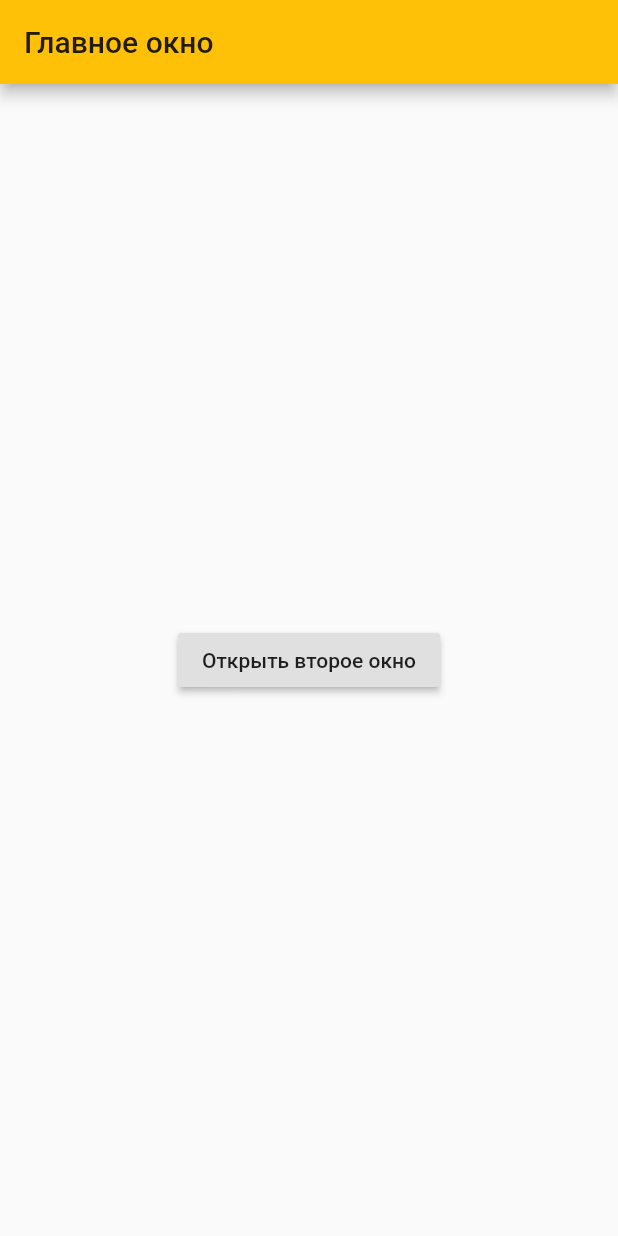
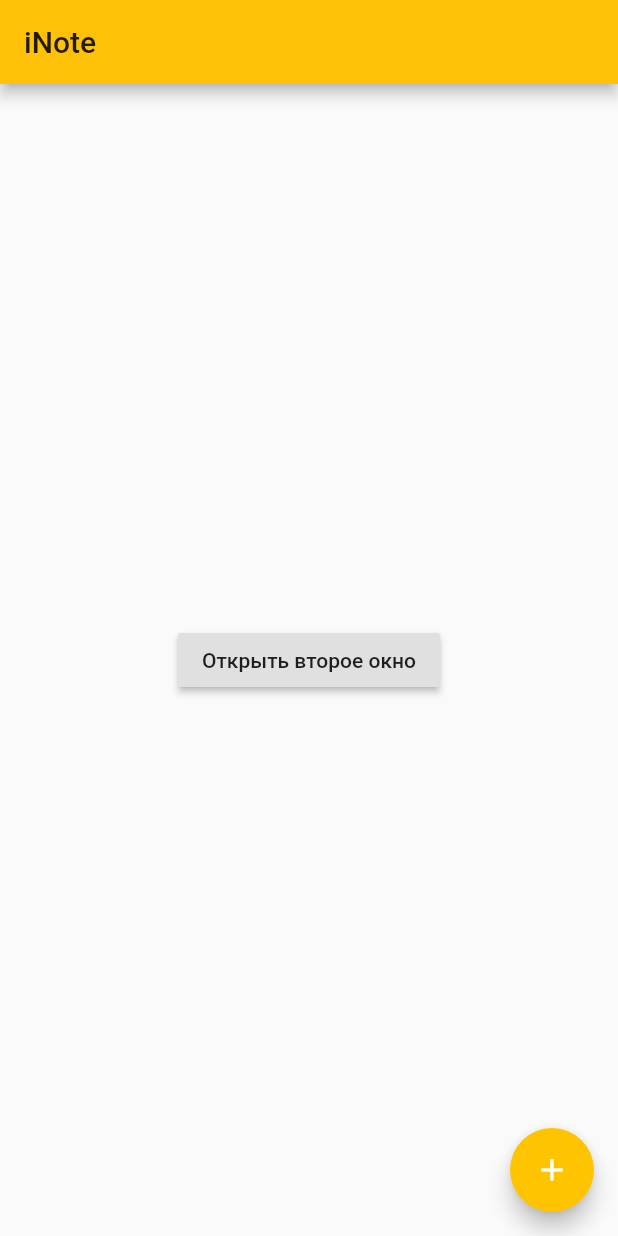
Before and after one commit to politebarista/iNote-Mobile, a Flutter app: the screen it shows after launch, on a phone screen of 412 x 824 dp. Run offline on Flutter 3.47's test engine with Material 2 defaults, Android fonts, the phone set to English and light mode, and no system bars; our stand-ins replace hive; accounts and stored records are empty; generated files the repository leaves out were written again.

Commit message:
добавлен hive и окно создания

```diff
--- a/lib/main.dart
+++ b/lib/main.dart
@@ -1,5 +1,6 @@
 import 'package:flutter/material.dart';
 
+import 'pages/change_page.dart';
 import 'pages/home_page.dart';
 import 'pages/view_page.dart';
 //import 'package:i_note_mobile/widgets/nav_bar.dart';
@@ -16,7 +17,7 @@ class MyApp extends StatelessWidget {
       routes: {
         '/': (BuildContext context) => HomePage(),
         '/view': (BuildContext context) => ViewPage(),
-        //'/change': (BuildContext context) => ChangePage(), // добавить
+        '/change': (BuildContext context) => ChangePage(), // добавить
       },
       theme: ThemeData(
         primaryColor: Colors.amber,
--- a/lib/pages/home_page.dart
+++ b/lib/pages/home_page.dart
@@ -4,13 +4,25 @@ class HomePage extends StatelessWidget {
   @override
   Widget build(BuildContext context) {
     return Scaffold(
-      appBar: AppBar(title: Text('Главное окно')),
+      appBar: AppBar(title: Text('iNote')),
       body: Center(
-          child: RaisedButton(
-              onPressed: () {
-                Navigator.pushNamed(context, '/view');
-              },
-              child: Text('Открыть второе окно'))),
+        child: RaisedButton(
+          onPressed: () {
+            Navigator.pushNamed(context, '/view');
+          },
+          child: Text('Открыть второе окно'),
+        ),
+      ),
+      floatingActionButton: FloatingActionButton(
+        onPressed: () {
+          Navigator.pushNamed(context, '/change');
+        },
+        tooltip: 'Создание новой заметки',
+        child: Icon(
+          Icons.add,
+          color: Colors.white,
+        ),
+      ),
     );
   }
 }
--- a/pubspec.yaml
+++ b/pubspec.yaml
@@ -23,6 +23,8 @@ environment:
 dependencies:
   flutter:
     sdk: flutter
+  hive: ^1.4.4+1
+  hive_flutter: ^0.3.1
 
 
   # The following adds the Cupertino Icons font to your application.
@@ -32,6 +34,8 @@ dependencies:
 dev_dependencies:
   flutter_test:
     sdk: flutter
+  hive_generator: ^0.8.2
+  build_runner: ^1.10.7
 
 # For information on the generic Dart part of this file, see the
 # following page: https://dart.dev/tools/pub/pubspec
```
Also changed, not shown: lib/models/note.dart (added, +20 -0 lines), lib/pages/change_page.dart (added, +21 -0 lines), lib/models/note.g.dart (added), pubspec.lock.
